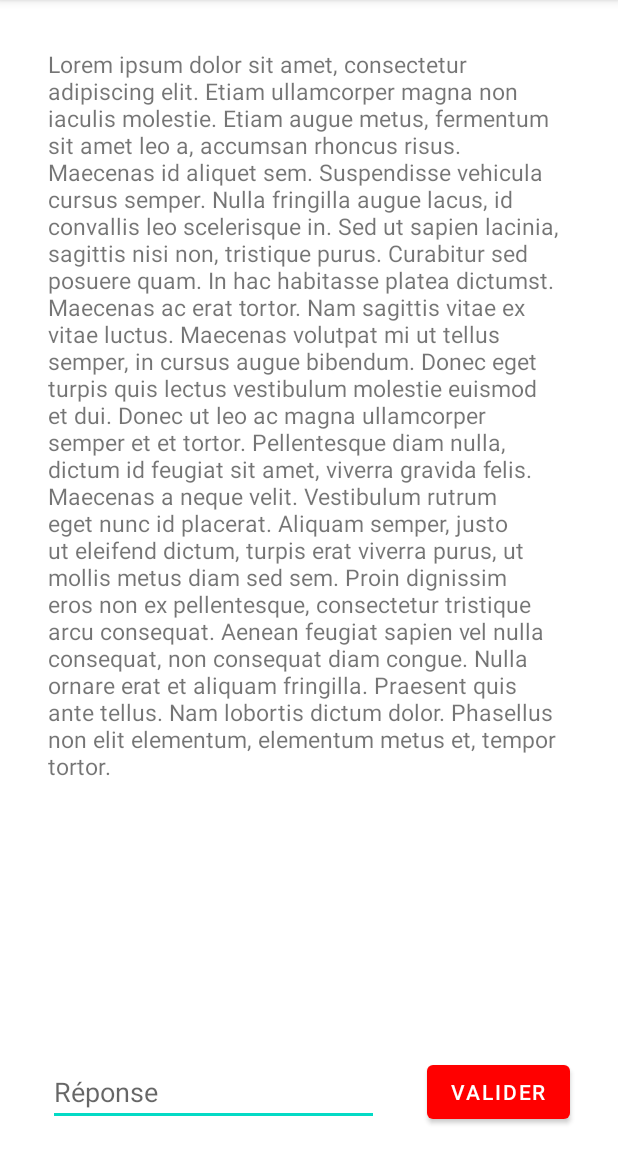
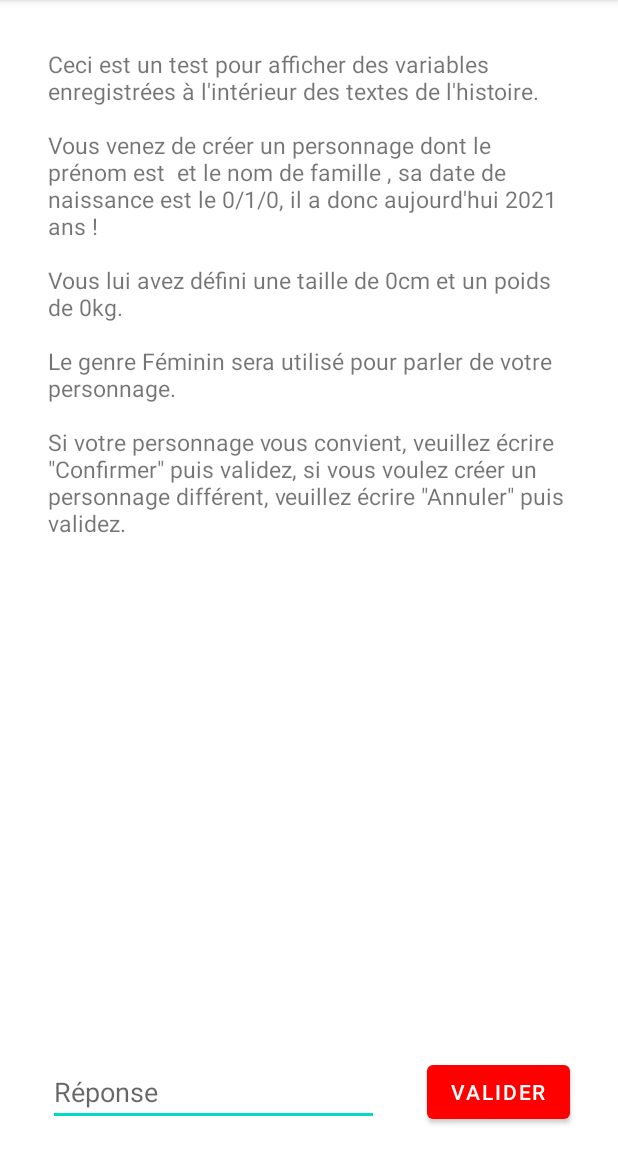
Before and after one commit to Madsky-Git/PrisonFantasy, an Android app: the FirstActivity screen opened directly, with no data from a screen before it, on a phone screen of 412 x 824 dp, the part 84-1236 px from its top. Run offline under Robolectric (Android 15) with nearby library versions, the phone set to English and light mode, and no system bars.

Commit message:
COMMIT NUMERO 10 Logique première page commencée avec texte de test Intégration des variables fonctionnelle Calcul de l'age amélioré (inversion des opérateurs)
-> Lorem Ipsum supprimer ?
-> 10 warnings à vérifier
-> Confirmer inutilité age = age.toString().toInt()
-> Récupérer données dataStore
-> Ajouter sauvegarde activité

```diff
--- a/app/src/main/java/pierrick/merielbussy/prisonfantasy/MainActivity.kt
+++ b/app/src/main/java/pierrick/merielbussy/prisonfantasy/MainActivity.kt
@@ -133,10 +133,10 @@ class MainActivity : AppCompatActivity() {
     fun calculateAge() {
         age = cYear - rYear
 
-        if (rMonth < cMonth){
+        if (rMonth > cMonth){
             age -= 1
         }
-        else if (rMonth == cMonth && rDay < cDay) {
+        else if (rMonth == cMonth && rDay > cDay) {
             age -= 1
         }
     }
--- a/app/src/main/res/layout/activity_first.xml
+++ b/app/src/main/res/layout/activity_first.xml
@@ -53,7 +53,7 @@
             android:layout_marginEnd="32dp"
             android:layout_marginBottom="8dp"
             android:ems="10"
-            android:hint="Réponse"
+            android:hint="@string/answer_text"
             android:inputType="textPersonName"
             app:layout_constraintBottom_toBottomOf="parent"
             app:layout_constraintEnd_toStartOf="@+id/buttonPage1"
@@ -66,7 +66,8 @@
             android:layout_width="wrap_content"
             android:layout_height="wrap_content"
             android:layout_marginEnd="32dp"
-            android:text="Valider"
+            android:onClick="onValidate"
+            android:text="@string/validate_button"
             app:layout_constraintBottom_toBottomOf="parent"
             app:layout_constraintEnd_toEndOf="parent"
             app:layout_constraintHorizontal_bias="0.5"
--- a/app/src/main/res/layout/activity_main.xml
+++ b/app/src/main/res/layout/activity_main.xml
@@ -130,7 +130,7 @@
         android:layout_width="wrap_content"
         android:layout_height="wrap_content"
         android:onClick="onValidate"
-        android:text="@string/validate_identity"
+        android:text="@string/validate_button"
         app:layout_constraintBottom_toBottomOf="parent"
         app:layout_constraintEnd_toEndOf="parent"
         app:layout_constraintStart_toStartOf="parent"
--- a/app/src/main/res/values/strings.xml
+++ b/app/src/main/res/values/strings.xml
@@ -1,7 +1,7 @@
 <resources>
     <string name="app_name">PrisonFantasy</string>
 
-    <!-- ELEMENTS GRAPHIQUES FORMULAIRE CREATION PERSONNAGE -->
+    <!-- ELEMENTS GRAPHIQUES -->
     <string name="create_identity">Créez votre identité fictive (et retenez la bien !) :</string>
     <string name="last_name">Nom</string>
     <string name="first_name">Prénom</string>
@@ -11,19 +11,29 @@
     <string name="select_gender">Choisissez un genre pour adapter les textes :</string>
     <string name="result_gender_f">Féminin</string>
     <string name="result_gender_m">Masculin</string>
-    <string name="validate_identity">Valider</string>
 
-    <!-- ERREURS CHAMPS VIDES FORMULAIRE CREATION PERSONNAGE -->
+    <string name="validate_button">Valider</string>
+    <string name="answer_text">Réponse</string>
+
+    <!-- ERREURS CHAMPS VIDES -->
     <string name="error_lastname_empty">Vous devez choisir un nom de famille</string>
     <string name="error_firstname_empty">Vous devez choisir un prénom</string>
     <string name="error_height_empty">Vous devez choisir une taille</string>
     <string name="error_weight_empty">Vous devez choisir un poids</string>
 
-    <!-- ERREURS VALEURS INCORRECTES FORMULAIRE CREATION PERSONNAGE -->
+
+    <string name="error_answer_empty">Vous devez entrer une réponse avant de valider</string>
+
+    <!-- ERREURS VALEURS INCORRECTES -->
     <string name="error_height_value">La taille doit être entre 100 et 250 cm</string>
     <string name="error_weight_value">Le poids doit être entre 30 et 300 kg</string>
     <string name="error_age_value">Votre personnage doit être majeur</string>
 
+    <string name="error_answer_incorrect_page1">Vous devez écrire \"Confirmer\" ou \"Annuler\"</string>
+
     <!-- LOREM IPSUM -->
     <string name="lorem_ipsum">Lorem ipsum dolor sit amet, consectetur adipiscing elit. Etiam ullamcorper magna non iaculis molestie. Etiam augue metus, fermentum sit amet leo a, accumsan rhoncus risus. Maecenas id aliquet sem. Suspendisse vehicula cursus semper. Nulla fringilla augue lacus, id convallis leo scelerisque in. Sed ut sapien lacinia, sagittis nisi non, tristique purus. Curabitur sed posuere quam. In hac habitasse platea dictumst. Maecenas ac erat tortor. Nam sagittis vitae ex vitae luctus. Maecenas volutpat mi ut tellus semper, in cursus augue bibendum. Donec eget turpis quis lectus vestibulum molestie euismod et dui. Donec ut leo ac magna ullamcorper semper et et tortor. Pellentesque diam nulla, dictum id feugiat sit amet, viverra gravida felis. Maecenas a neque velit. Vestibulum rutrum eget nunc id placerat. Aliquam semper, justo ut eleifend dictum, turpis erat viverra purus, ut mollis metus diam sed sem. Proin dignissim eros non ex pellentesque, consectetur tristique arcu consequat. Aenean feugiat sapien vel nulla consequat, non consequat diam congue. Nulla ornare erat et aliquam fringilla. Praesent quis ante tellus. Nam lobortis dictum dolor. Phasellus non elit elementum, elementum metus et, tempor tortor.</string>
+
+    <!-- STRING TESTING -->
+    <string name="test_string">Ceci est un test pour afficher des variables enregistrées à l\'intérieur des textes de l\'histoire.\n\nVous venez de créer un personnage dont le prénom est %1$s et le nom de famille %2$s, sa date de naissance est le %3$d/%4$d/%5$d, il a donc aujourd\'hui %6$d ans !\n\nVous lui avez défini une taille de %7$dcm et un poids de %8$dkg.\n\nLe genre %9$s sera utilisé pour parler de votre personnage.\n\nSi votre personnage vous convient, veuillez écrire \"Confirmer\" puis validez, si vous voulez créer un personnage différent, veuillez écrire \"Annuler\" puis validez.</string>
 </resources>
```
Also changed, not shown: app/src/main/java/pierrick/merielbussy/prisonfantasy/FirstActivity.kt (+36 -3 lines).
